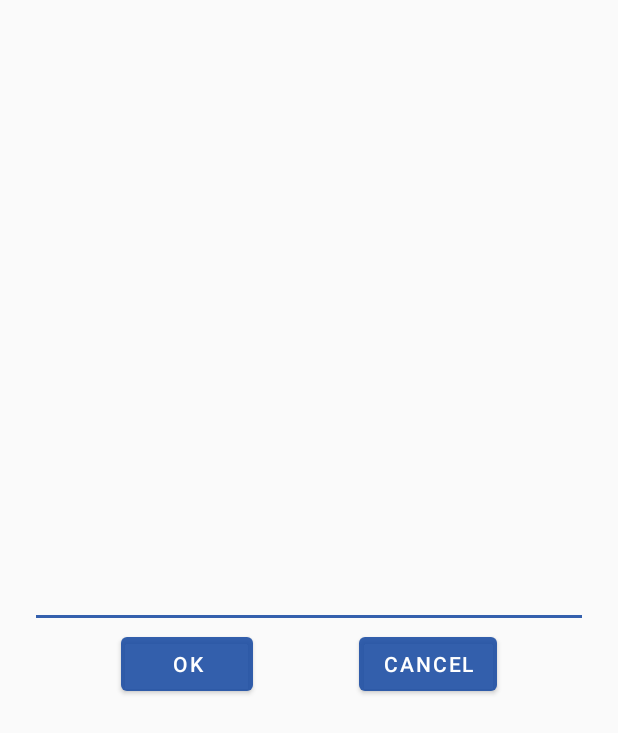
After one commit to Incaze/Friends-Checker-VK, an Android app: the layout activity_dialog_add_users.xml on its own in the app's theme, with its tools: preview values and no code run, on a phone screen of 412 x 824 dp. The commit adds this screen. Shown: the top 733 px of the screen. Run offline under Robolectric (Android 15) with nearby library versions, the phone set to English and light mode, and no system bars.

Commit message:
Форма для добавления ид юзера Знакомимся с апи вк господи помоги

```diff
--- a/app/src/main/AndroidManifest.xml
+++ b/app/src/main/AndroidManifest.xml
@@ -16,6 +16,10 @@
                 <category android:name="android.intent.category.LAUNCHER"/>
             </intent-filter>
         </activity>
+        <activity android:name=".AddUser"
+            android:theme="@style/AppTheme.Floating"
+            android:label="@string/add_user_activity_name">
+        </activity>
     </application>
 
 </manifest>
--- /dev/null
+++ b/app/src/main/res/layout/activity_dialog_add_users.xml
@@ -0,0 +1,54 @@
+<?xml version="1.0" encoding="utf-8"?>
+<androidx.constraintlayout.widget.ConstraintLayout
+        xmlns:android="http://schemas.android.com/apk/res/android"
+        xmlns:app="http://schemas.android.com/apk/res-auto"
+        xmlns:tools="http://schemas.android.com/tools"
+        android:layout_width="match_parent"
+        android:layout_height="wrap_content"
+        android:layout_gravity="center"
+        tools:context=".AddUser">
+
+    <EditText
+            app:layout_constraintStart_toStartOf="parent"
+            app:layout_constraintTop_toTopOf="parent"
+            app:layout_constraintEnd_toEndOf="parent"
+            android:layout_margin="20dp"
+            android:id="@+id/id_user"
+            android:textColor="@android:color/black"
+            android:maxLines="2"
+            android:textSize="15sp"
+            android:layout_width="0dp"
+            android:layout_height="wrap_content"
+            android:inputType="text"/>
+
+    <com.google.android.material.button.MaterialButton
+            android:textColor="@android:color/white"
+            android:textAppearance="@style/TextAppearance.MaterialComponents.Button"
+            android:theme="@style/AppTheme.MatButton"
+            app:layout_constraintStart_toStartOf="@id/id_user"
+            app:layout_constraintTop_toBottomOf="@id/id_user"
+            app:layout_constraintEnd_toStartOf="@id/dialog_cancel"
+            android:id="@+id/dialog_ok"
+            android:onClick="okOnClick"
+            android:text="@string/dialog_ok"
+            android:layout_marginBottom="20dp"
+            android:layout_marginEnd="5dp"
+            android:layout_width="wrap_content"
+            android:layout_height="wrap_content"/>
+
+    <com.google.android.material.button.MaterialButton
+            android:textColor="@android:color/white"
+            android:textAppearance="@style/TextAppearance.MaterialComponents.Button"
+            android:theme="@style/AppTheme.MatButton"
+            app:layout_constraintEnd_toEndOf="@id/id_user"
+            app:layout_constraintTop_toBottomOf="@id/id_user"
+            app:layout_constraintStart_toEndOf="@id/dialog_ok"
+            android:id="@+id/dialog_cancel"
+            android:onClick="cancelOnClick"
+            android:text="@string/dialog_cancel"
+            android:layout_marginBottom="20dp"
+            android:layout_marginStart="5dp"
+            android:layout_width="wrap_content"
+            android:layout_height="wrap_content"/>
+
+</androidx.constraintlayout.widget.ConstraintLayout>
--- a/app/src/main/res/layout/activity_main.xml
+++ b/app/src/main/res/layout/activity_main.xml
@@ -5,7 +5,8 @@
         xmlns:app="http://schemas.android.com/apk/res-auto"
         android:layout_width="match_parent"
         android:layout_height="match_parent"
-        tools:context=".MainActivity" android:background="@color/colorBackground">
+        tools:context=".MainActivity"
+        >
 
     <androidx.recyclerview.widget.RecyclerView
             android:background="@color/colorBackground"
@@ -18,6 +19,7 @@
             app:layout_constraintTop_toTopOf="parent"/>
 
     <com.google.android.material.floatingactionbutton.FloatingActionButton
+            android:onClick="startAddUser"
             android:id="@+id/activity_main_add_users"
             android:layout_width="wrap_content"
             android:layout_height="wrap_content"
--- a/app/src/main/res/layout/activity_user_item.xml
+++ b/app/src/main/res/layout/activity_user_item.xml
@@ -4,7 +4,10 @@
         xmlns:tools="http://schemas.android.com/tools"
         xmlns:app="http://schemas.android.com/apk/res-auto"
         android:layout_width="match_parent"
-        android:layout_height="wrap_content">
+        android:layout_height="wrap_content"
+        android:layout_marginBottom="2dp"
+        android:background="@android:color/white">
+
     <ImageView
             android:contentDescription="@android:string/untitled"
             android:id="@+id/user_photo"
--- a/app/src/main/res/values/strings.xml
+++ b/app/src/main/res/values/strings.xml
@@ -1,4 +1,7 @@
 <resources>
     <string name="app_name">Friends Checker VK</string>
+    <string name="add_user_activity_name">Добавление ID</string>
+    <string name="dialog_ok">OK</string>
+    <string name="dialog_cancel">CANCEL</string>
     <integer name="com_vk_sdk_AppId">7070018</integer>
 </resources>
--- a/app/src/main/res/values/styles.xml
+++ b/app/src/main/res/values/styles.xml
@@ -7,5 +7,10 @@
         <item name="colorPrimaryDark">@color/colorPrimaryDark</item>
         <item name="colorAccent">@color/colorAccent</item>
     </style>
-
+    <style name="AppTheme.Floating">
+        <item name="android:windowIsFloating">true</item>
+    </style>
+    <style name="AppTheme.MatButton" parent="Theme.MaterialComponents">
+        <item name="colorPrimary">@color/colorPrimary</item>
+    </style>
 </resources>
```
Also changed, not shown: app/src/main/java/com/incaze/friendscheckervk/AddUser.kt (added, +46 -0 lines), app/src/main/java/com/incaze/friendscheckervk/FindUserVK.kt (added, +20 -0 lines), app/src/main/java/com/incaze/friendscheckervk/MainActivity.kt (+11 -3 lines), app/src/main/java/com/incaze/friendscheckervk/VKUser.kt (added, +45 -0 lines).
